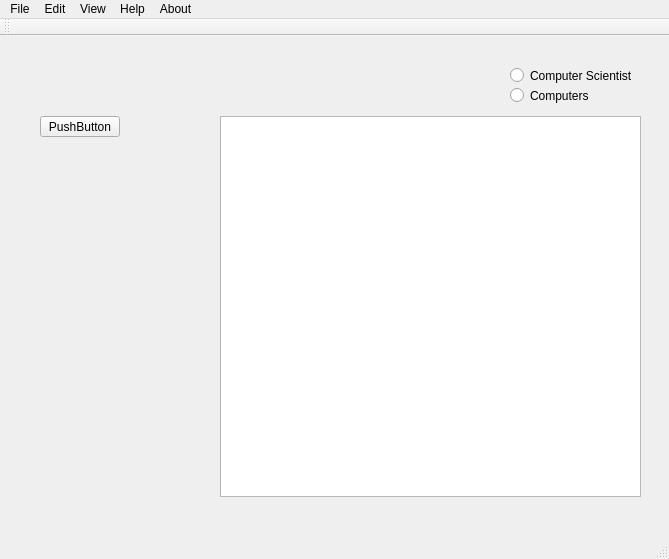
This is mainwindow.ui in hrafnkelli14/Verklegt-verkefni-3 as Qt 5 draws it before an edit. The edited form follows.
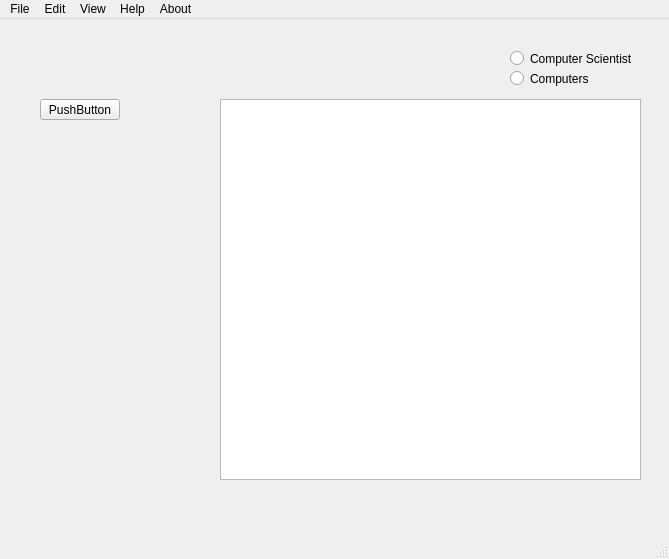
This is the edited form.

The edit to the form file:
```diff
--- a/mainwindow.ui
+++ b/mainwindow.ui
@@ -111,14 +111,6 @@
    <addaction name="menuHelp"/>
    <addaction name="menuAbout"/>
   </widget>
-  <widget class="QToolBar" name="mainToolBar">
-   <attribute name="toolBarArea">
-    <enum>TopToolBarArea</enum>
-   </attribute>
-   <attribute name="toolBarBreak">
-    <bool>true</bool>
-   </attribute>
-  </widget>
   <widget class="QStatusBar" name="statusBar"/>
   <action name="actionView">
    <property name="text">
```
Left out of the diff: 1 changed line with no effect on the pictures.
